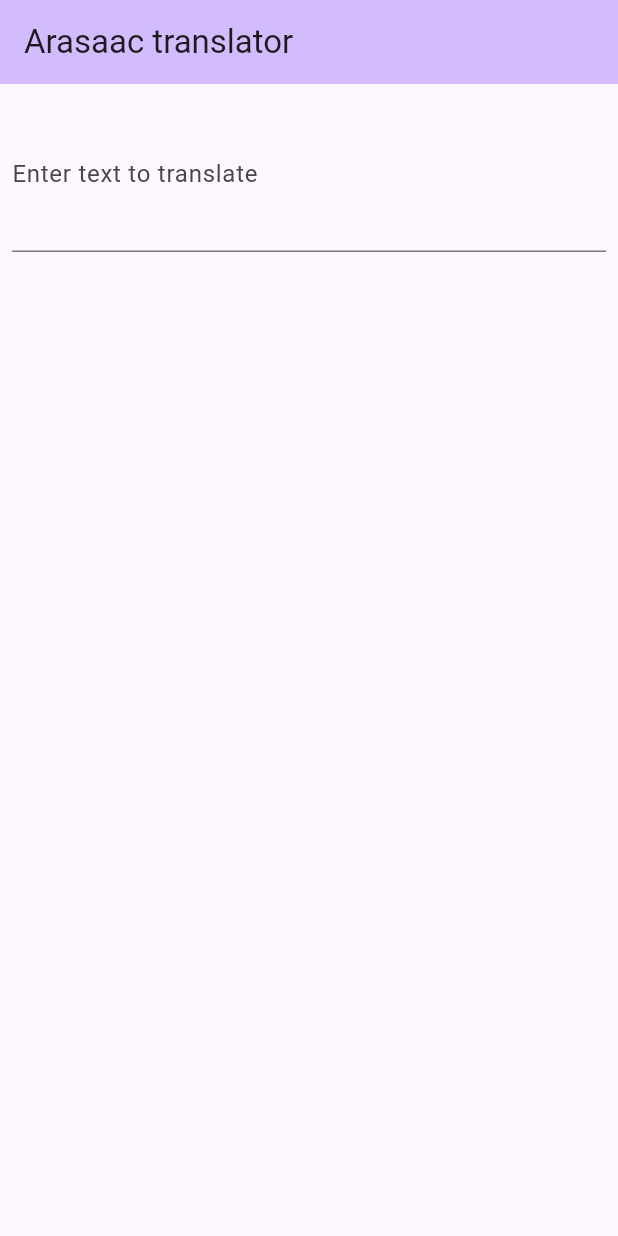
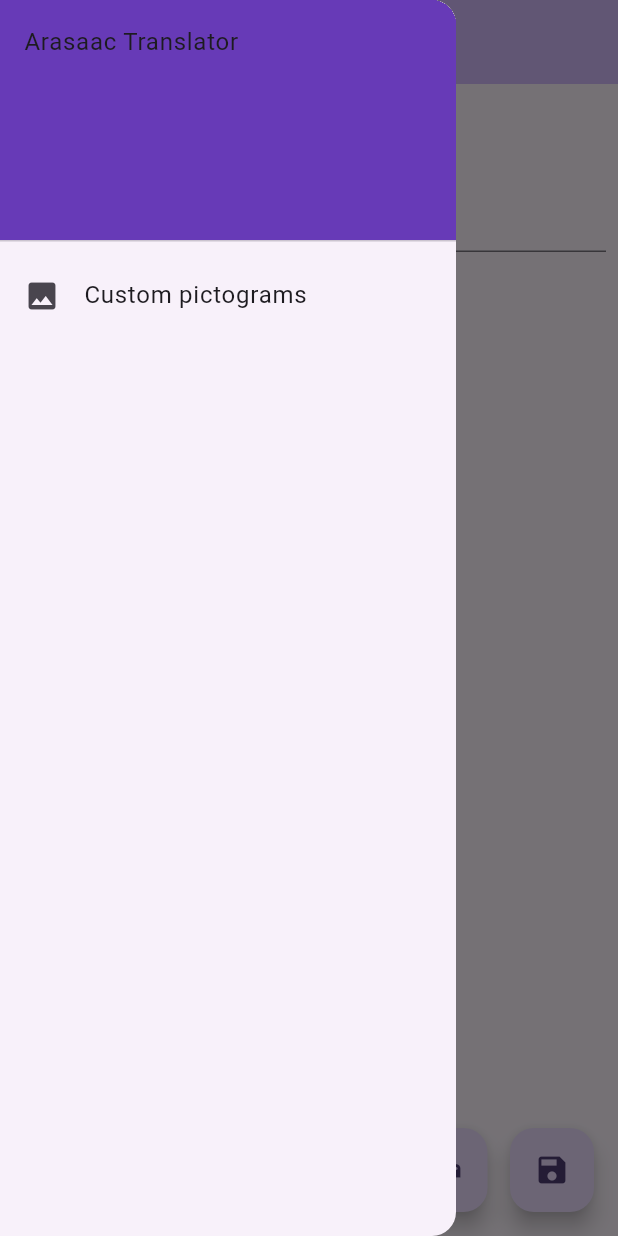
Before and after one commit to AndreaNicola/arasaac_translator, a Flutter app: the screen it shows after launch, with the side drawer open (before the commit the screen has no drawer), on a phone screen of 412 x 824 dp. Run offline on Flutter 3.47's test engine with Material 2 defaults, Android fonts, the light colour scheme and no system bars; our stand-ins replace easy_debounce, image_picker, sqflite; missing offline and left inert: arasaac_api; accounts and stored records are empty; generated files the repository leaves out were written again.

Commit message:
custom pictograms management

```diff
--- a/lib/pictogram.dart
+++ b/lib/arasaac/arasaac_pictogram_image.dart
@@ -33,7 +33,7 @@
   const SkinColor(this.color);
 }
 
-class Pictogram extends StatelessWidget {
+class ArasaacPictogramImage extends StatelessWidget {
 
   final num id;
   final VerbalTense? action;
@@ -44,7 +44,7 @@
 
 
 
-  const Pictogram({
+  const ArasaacPictogramImage({
     super.key,
     required this.id,
     this.action,
--- a/lib/arasaac_service.dart
+++ b/lib/arasaac/service.dart
@@ -1,13 +1,15 @@
 import 'package:arasaac_api/arasaac_api.dart';
+import 'package:arasaac_translator/custom_pictograms/repository.dart';
 import 'package:flutter/cupertino.dart';
 
 class TranslationResponse {
    String text;
-   num? pictogramId;
+   int? pictogramId;
+   int? customPictogramId;
    bool error;
    int index;
 
-   TranslationResponse({required this.index, required this.text, this.pictogramId, this.error = false});
+   TranslationResponse({required this.index, required this.text, this.pictogramId, this.customPictogramId, this.error = false});
 }
 
 class ArasaacService {
@@ -25,7 +27,7 @@
   Future<List<List<TranslationResponse>>> translateText(Locale locale, String text) async {
 
 
-    var lines = text.trim().split("\n");
+    var lines = text.toUpperCase().trim().split("\n");
     List<List<TranslationResponse>> translationResponses = [];
     for (var line in lines) {
       var translationResponse = await _translateString(locale, line);
@@ -46,6 +48,13 @@
     var index = 0;
     for (var part in parts) {
       try {
+
+        var customPictogram = await CustomPictogramRepository.instance.getFirstByKeyOrNull(part);
+        if (customPictogram != null) {
+          translationResponses.add(TranslationResponse(index: index++, text: part, customPictogramId: customPictogram.id));
+          continue;
+        }
+
         var response = await _api.getPictogramsApi().bestSearchPictograms(language: asaraacLocale, searchText: part);
         translationResponses.add(TranslationResponse(index: index++, text: part, pictogramId: response.data!.first.id));
       } catch (e) {
@@ -55,4 +64,5 @@
 
     return translationResponses;
   }
+
 }
--- a/lib/home.dart
+++ b/lib/home/home.dart
@@ -1,18 +1,19 @@
-import 'package:arasaac_translator/arasaac_service.dart';
-import 'package:arasaac_translator/edit_text_dialog.dart';
-import 'package:arasaac_translator/pictogram_card.dart';
+import 'package:arasaac_translator/arasaac/service.dart';
+import 'package:arasaac_translator/custom_pictograms/custom_pictograms_page.dart';
+import 'package:arasaac_translator/home/pictogram_card.dart';
+import 'package:arasaac_translator/utils/edit_text_dialog.dart';
 import 'package:easy_debounce/easy_debounce.dart';
 import 'package:flutter/material.dart';
 import 'package:flutter_gen/gen_l10n/app_localizations.dart';
 
-class MyHomePage extends StatefulWidget {
-  const MyHomePage({super.key});
+class HomePage extends StatefulWidget {
+  const HomePage({super.key});
 
   @override
-  State<MyHomePage> createState() => _MyHomePageState();
+  State<HomePage> createState() => _HomePageState();
 }
 
-class _MyHomePageState extends State<MyHomePage> {
+class _HomePageState extends State<HomePage> {
   final TextEditingController _controller = TextEditingController();
   final List<List<TranslationResponse>> _translationResponses = [];
   static const double _cardSize = 100;
@@ -27,6 +28,43 @@
     var cardNumber = MediaQuery.of(context).size.width ~/ _cardSize;
 
     return Scaffold(
+      drawer: Drawer(
+        child: ListView(
+          children: [
+            const DrawerHeader(
+              decoration: BoxDecoration(
+                color: Colors.deepPurple,
+              ),
+              child: Text('Arasaac Translator'),
+            ),
+            ListTile(
+              leading: const Icon(Icons.image),
+              title: Text(AppLocalizations.of(context)!.customPictograms),
+              onTap: () {
+                Navigator.push(context, MaterialPageRoute(builder: (context) => const CustomPictogramsPage()));
+              },
+            ),
+          ],
+        ),
+      ),
+      floatingActionButton: Row(
+        mainAxisAlignment: MainAxisAlignment.end,
+        children: [
+          FloatingActionButton(
+            onPressed: () {},
+            heroTag: 'print',
+            child: const Icon(Icons.print),
+          ),
+          const SizedBox(
+            width: 15,
+          ),
+          FloatingActionButton(
+            onPressed: () {},
+            heroTag: 'save',
+            child: const Icon(Icons.save),
+          ),
+        ],
+      ),
       appBar: AppBar(
         backgroundColor: Theme.of(context).colorScheme.inversePrimary,
         title: Text(AppLocalizations.of(context)!.title),
@@ -47,9 +85,9 @@
                   'translation-debounce', // <-- An ID for this particular debouncer
                   const Duration(milliseconds: 1000), // <-- The debounce duration
                   () async {
-                    value = value.toUpperCase();
+                _controller.text = value.toUpperCase();
                     final Locale locale = Localizations.localeOf(context);
-                    var translationResponses = await ArasaacService().translateText(locale, value);
+                    var translationResponses = await ArasaacService().translateText(locale, _controller.text);
                     setState(() {
                       _translationResponses.clear();
                       _translationResponses.addAll(translationResponses);
@@ -87,14 +125,16 @@
                             height: _cardSize,
                             width: 100,
                             child: PictogramCard(
-                              id: _translationResponses[listIndex][gridIndex].pictogramId ?? 0,
+                              id: _translationResponses[listIndex][gridIndex].pictogramId,
+                              customPictogramId: _translationResponses[listIndex][gridIndex].customPictogramId,
                               text: _translationResponses[listIndex][gridIndex].text,
                               error: _translationResponses[listIndex][gridIndex].error,
                             ),
                           ),
                           child: SizedBox(
                             child: PictogramCard(
-                              id: _translationResponses[listIndex][gridIndex].pictogramId ?? 0,
+                              id: _translationResponses[listIndex][gridIndex].pictogramId,
+                              customPictogramId: _translationResponses[listIndex][gridIndex].customPictogramId,
                               text: _translationResponses[listIndex][gridIndex].text,
                               error: _translationResponses[listIndex][gridIndex].error,
                               onTap: () {
--- a/lib/l10n/app_en.arb
+++ b/lib/l10n/app_en.arb
@@ -23,9 +23,13 @@
       }
     }
   },
-  "title" : "Arasaac translator",
-  "enterText" : "Enter text to translate",
-  "editText" : "Edit text",
-  "cancel" : "Cancel",
-  "save" : "Save"
+  "title": "Arasaac translator",
+  "enterText": "Enter text to translate",
+  "editText": "Edit text",
+  "cancel": "Cancel",
+  "save": "Save",
+  "customPictograms": "Custom pictograms",
+  "newCustomPictogram": "New custom pictogram",
+  "noCustomPictograms": "You don''t have any custom pictogram yet",
+  "newCustomPictogramKey" : "New custom pictogram word"
 }
--- a/lib/main.dart
+++ b/lib/main.dart
@@ -1,13 +1,12 @@
-import 'package:arasaac_translator/home.dart';
-import 'package:fast_cached_network_image/fast_cached_network_image.dart';
+import 'package:arasaac_translator/custom_pictograms/custom_pictograms_page.dart';
+import 'package:arasaac_translator/custom_pictograms/edit_custom_pictogram_page.dart';
+import 'package:arasaac_translator/home/home.dart';
 import 'package:flutter/material.dart';
+import 'package:flutter_gen/gen_l10n/app_localizations.dart';
 import 'package:flutter_localizations/flutter_localizations.dart';
-import 'package:flutter_gen/gen_l10n/app_localizations.dart';
-
 
 void main() async {
   WidgetsFlutterBinding.ensureInitialized();
-  await FastCachedImageConfig.init(clearCacheAfter: const Duration(days: 15));
   runApp(const MyApp());
 }
 
@@ -33,7 +32,7 @@
         colorScheme: ColorScheme.fromSeed(seedColor: Colors.deepPurple),
         useMaterial3: true,
       ),
-      home: const MyHomePage(),
+      home: const HomePage(),
     );
   }
 }
--- a/pubspec.yaml
+++ b/pubspec.yaml
@@ -44,6 +44,9 @@
   intl: any
   easy_debounce: ^2.0.3
   fast_cached_network_image: ^1.2.0
+  sqflite: ^2.3.0
+  path: ^1.8.3
+  image_picker: ^1.0.4
 
 dev_dependencies:
   flutter_test:
```
Also changed, not shown: lib/custom_pictograms/custom_pictogram_image.dart (added, +22 -0 lines), lib/custom_pictograms/custom_pictograms_page.dart (added, +95 -0 lines), lib/custom_pictograms/edit_custom_pictogram_page.dart (added, +99 -0 lines), lib/custom_pictograms/model.dart (added, +24 -0 lines), lib/custom_pictograms/repository.dart (added, +81 -0 lines), lib/home/pictogram_card.dart (renamed from lib/pictogram_card.dart, +7 -4 lines), lib/l10n/app_it.arb (+12 -9 lines), lib/utils/edit_text_dialog.dart (renamed from lib/edit_text_dialog.dart), pubspec.lock.
